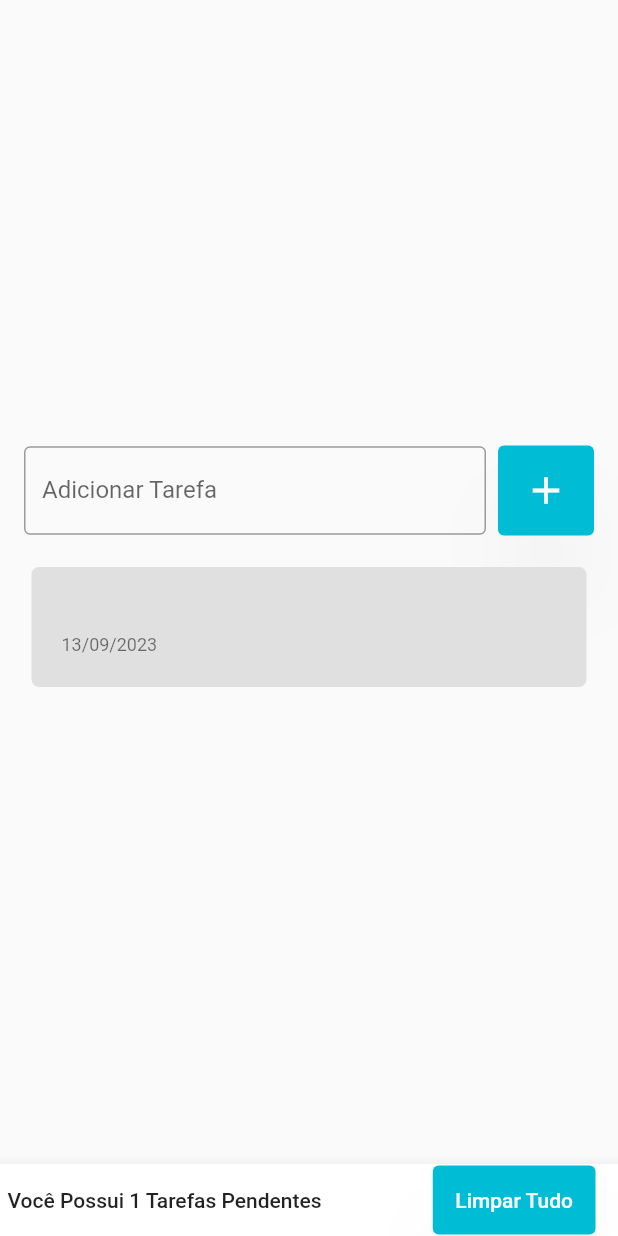
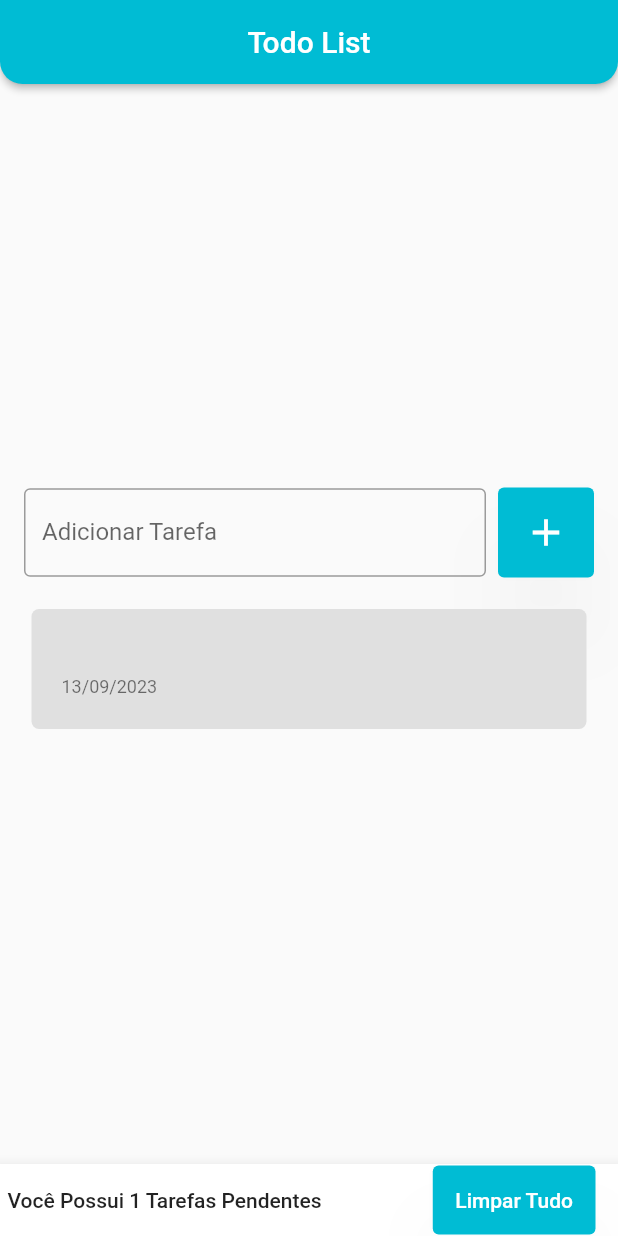
Before and after one commit to davison-lopes/todolist, a Flutter app: the screen it shows after launch, after a tap on the "add" icon, on a phone screen of 412 x 824 dp. Run offline on Flutter 3.47's test engine with Material 2 defaults, Android fonts, the phone set to English and light mode, and no system bars; drawn by our look-alikes of flutter_slidable; our stand-ins replace shared_preferences.

Commit message:
finalizacao

```diff
--- a/lib/model/todo.dart
+++ b/lib/model/todo.dart
@@ -6,7 +6,11 @@ class Todo{
       required this.title,
       required this.dateTime
 });
- Map<String, dynamic> toJson(){
+  Todo.fromJson(Map<String, dynamic> json):
+   title = json['title'],
+   dateTime = DateTime.parse(json['dateTime']);
+
+  Map<String, dynamic> toJson(){
   return{
     'title': title,
     'dateTime':dateTime.toIso8601String()
--- a/lib/pages/todo_list_page.dart
+++ b/lib/pages/todo_list_page.dart
@@ -1,7 +1,6 @@
 import 'package:flutter/material.dart';
 import 'package:todo_list/model/todo.dart';
 import 'package:todo_list/widgets/todo_list_item.dart';
-
 import '../repositorio/todo_repository.dart';
 
 class todo_list_page extends StatefulWidget {
@@ -21,7 +20,9 @@ class _todo_list_pageState extends State<todo_list_page> {
 
   @override
   void initState() {
-    // TODO: implement initState
+    todoRepository.getTodo().then((value) {
+      todos = value;
+    });
     super.initState();
   }
 
@@ -29,6 +30,16 @@ class _todo_list_pageState extends State<todo_list_page> {
   Widget build(BuildContext context) {
     return SafeArea(
       child: Scaffold(
+        appBar: AppBar(
+          backgroundColor: Colors.cyan,
+          elevation: 2,
+          shape:  const RoundedRectangleBorder(
+        borderRadius: BorderRadius.vertical(
+        bottom: Radius.circular(15),
+      ),
+    ),
+          title: const Text("Todo List"),
+          centerTitle: true,),
         body: Center(
           child: Padding(
             padding: const EdgeInsets.all(16),
@@ -65,9 +76,7 @@ class _todo_list_pageState extends State<todo_list_page> {
                         String title = todoController.text;
                         setState(
                           () {
-                            Todo newTodo =
-                                Todo(title: title, dateTime: DateTime.now());
-
+                            Todo newTodo = Todo(title: title, dateTime: DateTime.now());
                             todos.add(newTodo);
                           },
                         );
@@ -150,6 +159,7 @@ class _todo_list_pageState extends State<todo_list_page> {
     setState(() {
       todos.remove(todo);
     });
+    todoRepository.saveTodoList(todos);
     ScaffoldMessenger.of(context).clearSnackBars();
     ScaffoldMessenger.of(context).showSnackBar(SnackBar(
       content: Text(
@@ -166,7 +176,10 @@ class _todo_list_pageState extends State<todo_list_page> {
         onPressed: () {
           setState(() {
             todos.insert(todoPosDelete!, todoDelete!);
-          });
+
+          }
+          );
+          todoRepository.saveTodoList(todos);
         },
       ),
     ));
@@ -183,10 +196,10 @@ class _todo_list_pageState extends State<todo_list_page> {
 
             Navigator.of(context).pop();
             deletAllTodos();
-          }, child: Text('Sim')),
+          }, child: const Text('Sim')),
           TextButton(onPressed: (){
             Navigator.of(context).pop();
-          }, child: Text('Não')),
+          }, child: const Text('Não')),
         ],
       ),
     );
@@ -196,6 +209,7 @@ class _todo_list_pageState extends State<todo_list_page> {
     setState(() {
       todos.clear();
     });
+    todoRepository.saveTodoList(todos);
 
   }
 }
--- a/lib/repositorio/todo_repository.dart
+++ b/lib/repositorio/todo_repository.dart
@@ -3,16 +3,23 @@ import 'dart:convert';
 import 'package:flutter/material.dart';
 import 'package:shared_preferences/shared_preferences.dart';
 import 'package:todo_list/model/todo.dart';
+const todoListKey = "todo_list";
+class TodoRepository  {
 
-class TodoRepository  {
-  late SharedPreferences _sharedPreferences;
     TodoRepository() {
-      SharedPreferences.getInstance().then((value) => _sharedPreferences = value);
-
-
+      SharedPreferences.getInstance().then((value) {
+        _sharedPreferences = value;
+      print(_sharedPreferences?.get("todo_list"));});
 }
+     SharedPreferences? _sharedPreferences;
+  Future<List<Todo>> getTodo() async {
+      _sharedPreferences = await  SharedPreferences.getInstance();
+      final String jsonString = _sharedPreferences?.getString(todoListKey) ?? '[]';
+      final List jsonDecode = json.decode(jsonString) as List;
+      return jsonDecode.map((e) => Todo.fromJson(e)).toList();
+  }
   void saveTodoList(List<Todo> todos ){
       final jsonTodo = jsonEncode(todos);
-      print(jsonTodo);
+      _sharedPreferences?.setString("todo_list", jsonTodo);
   }
 }
```
Also changed, not shown: pubspec.lock, 1 other file.
